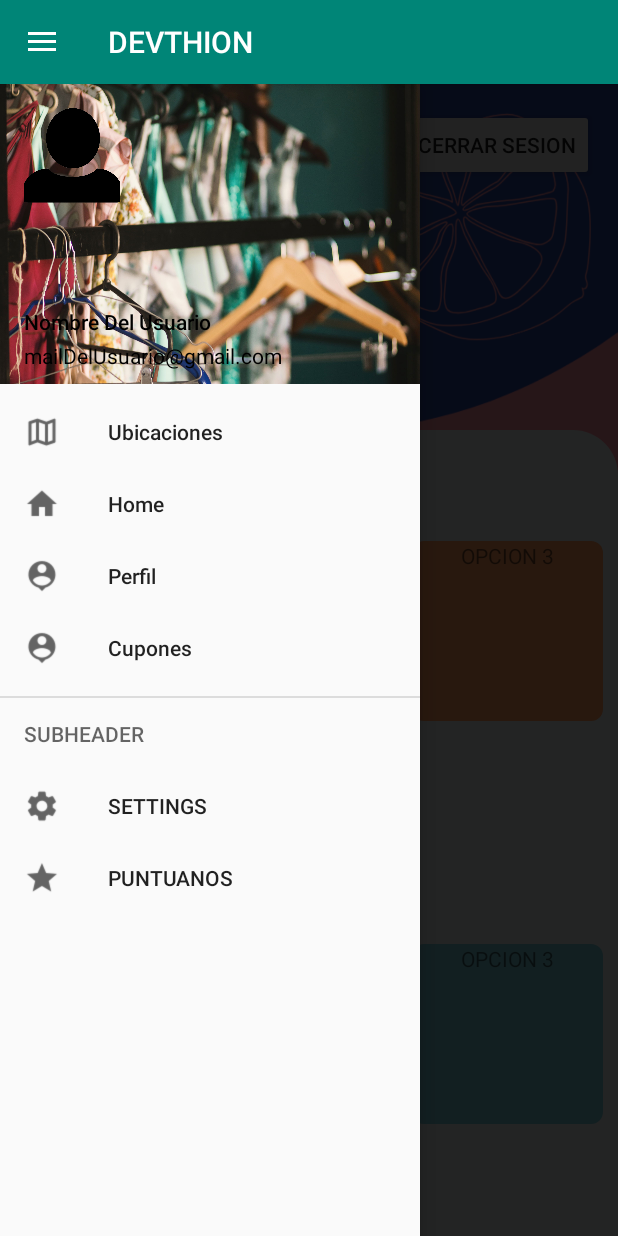
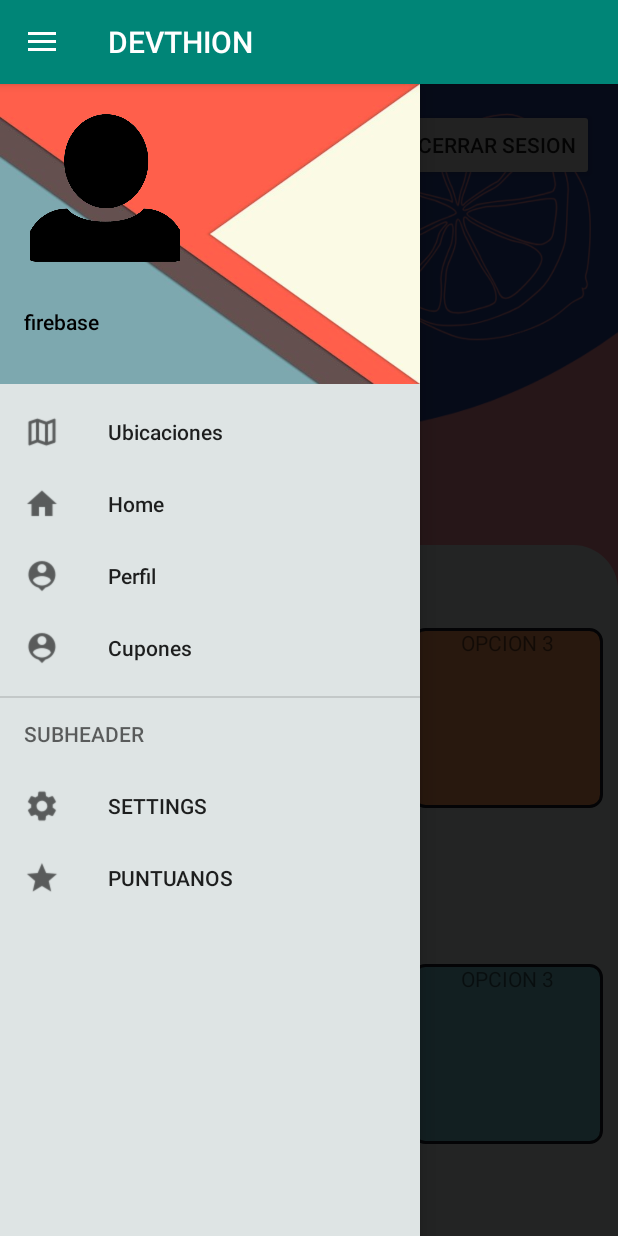
Before and after one commit to devthion/Aplicacion_showroom, an Android app: the screen it shows after launch once a user with an empty profile is signed in (MenuPrincipal), with the side drawer open, on a phone screen of 412 x 824 dp. Run offline under Robolectric (Android 15) with nearby library versions, the phone set to English and light mode, and no system bars; our stand-ins replace Firebase (no records; nobody signed in at launch, a user with empty details on screens opened directly), Picasso, navigation-ui; Roboto replaces fonts that are not available here.

Commit message:
Diseño del menu desplegable

```diff
--- a/app/src/main/java/com/devthion/myapplication/FragmentMenuPrincipal.java
+++ b/app/src/main/java/com/devthion/myapplication/FragmentMenuPrincipal.java
@@ -54,7 +54,7 @@ public class FragmentMenuPrincipal extends Fragment  {
 
 
         fondo_menu_principal.animate().translationY((float) (-h*0.65 )).setDuration(1000).setStartDelay(300);
-        textVMenu.animate().translationY(140).alpha(0).setDuration(1200).setStartDelay(280);
+        textVMenu.animate().translationY(140).alpha(0).setDuration(1200).setStartDelay(320);
         constraintLayout_menu.animate().alpha(1).setDuration(800).setStartDelay(300);
 
         btnCerrarSesion.setOnClickListener(new View.OnClickListener() {
--- a/app/src/main/java/com/devthion/myapplication/MenuPrincipal.java
+++ b/app/src/main/java/com/devthion/myapplication/MenuPrincipal.java
@@ -3,9 +3,12 @@ package com.devthion.myapplication;
 
 import android.os.Bundle;
 import android.view.MenuItem;
+import android.view.View;
 import android.view.animation.Animation;
 import android.view.animation.AnimationUtils;
 import android.widget.ImageView;
+import android.widget.TextView;
+import android.widget.Toast;
 
 import androidx.annotation.NonNull;
 import androidx.appcompat.app.AppCompatActivity;
@@ -17,12 +20,25 @@ import androidx.navigation.Navigation;
 import androidx.navigation.ui.NavigationUI;
 
 
+import com.devthion.myapplication.modelos.UploadFotoPerfil;
 import com.google.android.material.navigation.NavigationView;
+import com.google.firebase.auth.FirebaseAuth;
+import com.google.firebase.database.DataSnapshot;
+import com.google.firebase.database.DatabaseError;
+import com.google.firebase.database.DatabaseReference;
+import com.google.firebase.database.FirebaseDatabase;
+import com.google.firebase.database.ValueEventListener;
+import com.squareup.picasso.Picasso;
+
+import java.util.zip.Inflater;
 
 public class MenuPrincipal extends AppCompatActivity implements NavigationView.OnNavigationItemSelectedListener {
     private DrawerLayout drawerLayout;
     private NavigationView navigationView;
-
+    FirebaseAuth fAuth;
+    TextView textVNombreDeUsuario, textVMailDeUsuario;
+    ImageView imagenPerfil;
+    DatabaseReference databaseReference;
 
     @Override
     protected void onCreate(Bundle savedInstanceState) {
@@ -33,9 +49,53 @@ public class MenuPrincipal extends AppCompatActivity implements NavigationView.O
         navigationView = findViewById(R.id.nav_view);
         //drawerLayout.openDrawer(GravityCompat.START); //con esto abro el drawer, lo dejo para saber como se usa
 
+        //INSTANCIAMOS LA BD DATA PARA LAS FOTOS DE PERFIL EN FIREBASE
+        databaseReference = FirebaseDatabase.getInstance().getReference("fotos_perfil");
 
 
+        //INSTANCIAMOS LA BD DE AUTHENTICATION (ES LA BD DONDE ESTAN LOS DATOS DEL EMAIL)
+        fAuth = FirebaseAuth.getInstance();
+
+        //ACA OBTENEMOS EL ID DEL USUARIO DE LA BD AUTHENTICATION
+        String userName = fAuth.getCurrentUser().getProviderId();
+        final String userID = fAuth.getCurrentUser().getUid();
+        String userMail = fAuth.getCurrentUser().getEmail();
+
+
+
+        //DE ESTA MANERA ACCEDO DESDE EL NAV_VIEW AL HEADER_VIEW DEL CUAL OBTENGO LOS OBJETOS QUE DESEO MODIFICAR
+        navigationView = findViewById(R.id.nav_view);
+        View headerView = navigationView.getHeaderView(0);
+        textVNombreDeUsuario = headerView.findViewById(R.id.textV_nombre_usuario);
+        textVMailDeUsuario = headerView.findViewById(R.id.textV_mail_usuario);
+        imagenPerfil = headerView.findViewById(R.id.imagenPerfil);
+        textVMailDeUsuario.setText(userMail);
+        textVNombreDeUsuario.setText(userName);
+
+        //OBTENEMOS LA FOTO DE PERFIL
+
+        databaseReference.addValueEventListener(new ValueEventListener() {
+            @Override
+            public void onDataChange(@NonNull DataSnapshot dataSnapshot) {
+                for(DataSnapshot unaFoto : dataSnapshot.getChildren()){
+                    if(unaFoto.getKey().equals(userID)){
+                        UploadFotoPerfil uploadFotoPerfil = unaFoto.getValue(UploadFotoPerfil.class);
+                        Picasso.get().load(uploadFotoPerfil.getImageUrl()).fit().into(imagenPerfil);
+
+                    }
+
+                }
+            }
+
+            @Override
+            public void onCancelled(@NonNull DatabaseError databaseError) {
+                Toast.makeText(MenuPrincipal.this, databaseError.getMessage(), Toast.LENGTH_LONG).show();
+            }
+        });
+
         init();
+
+
 
 
     }
--- a/app/src/main/res/drawable/background_1.xml
+++ b/app/src/main/res/drawable/background_1.xml
@@ -2,5 +2,6 @@
 <shape xmlns:android="http://schemas.android.com/apk/res/android">
     <solid android:color="#4ED1C1"/>
     <corners android:radius="8dp"/>
+    <stroke android:color="#171c25" android:width="2dp"></stroke>
 
 </shape>
--- a/app/src/main/res/drawable/background_2.xml
+++ b/app/src/main/res/drawable/background_2.xml
@@ -3,4 +3,5 @@
 
     <solid android:color="#e74c3c"/>
     <corners android:radius="8dp"/>
+    <stroke android:color="#171c25" android:width="2dp"></stroke>
 </shape>
--- a/app/src/main/res/drawable/background_3.xml
+++ b/app/src/main/res/drawable/background_3.xml
@@ -3,4 +3,5 @@
 
     <solid android:color="#fa9658"/>
     <corners android:radius="8dp"/>
+    <stroke android:color="#171c25" android:width="2dp"></stroke>
 </shape>
--- a/app/src/main/res/drawable/background_4.xml
+++ b/app/src/main/res/drawable/background_4.xml
@@ -3,4 +3,5 @@
 
     <solid android:color="#816ea3"/>
     <corners android:radius="8dp"/>
+    <stroke android:color="#171c25" android:width="2dp"></stroke>
 </shape>
--- a/app/src/main/res/drawable/background_5.xml
+++ b/app/src/main/res/drawable/background_5.xml
@@ -2,5 +2,7 @@
 <shape xmlns:android="http://schemas.android.com/apk/res/android">
 
     <solid android:color="#558ad0"/>
+
     <corners android:radius="8dp"/>
+    <stroke android:color="#171c25" android:width="2dp"></stroke>
 </shape>
--- a/app/src/main/res/drawable/background_6.xml
+++ b/app/src/main/res/drawable/background_6.xml
@@ -3,4 +3,5 @@
 
     <solid android:color="#74c2cd"/>
     <corners android:radius="8dp"/>
+    <stroke android:color="#171c25" android:width="2dp"></stroke>
 </shape>
--- a/app/src/main/res/layout/fragment_fragment_menu_principal.xml
+++ b/app/src/main/res/layout/fragment_fragment_menu_principal.xml
@@ -76,7 +76,7 @@
             android:orientation="vertical"
             app:layout_constraintBottom_toBottomOf="parent"
             app:layout_constraintEnd_toEndOf="parent"
-            app:layout_constraintHeight_percent="0.7"
+            app:layout_constraintHeight_percent="0.6"
             app:layout_constraintHorizontal_bias="1.0"
             app:layout_constraintStart_toStartOf="parent"
             app:layout_constraintTop_toTopOf="parent"
@@ -143,7 +143,7 @@
                 </LinearLayout>
             </LinearLayout>
             <LinearLayout
-                android:paddingTop="26dp"
+                android:paddingTop="13dp"
                 android:paddingBottom="26dp"
                 android:layout_width="match_parent"
                 android:layout_height="match_parent"
--- a/app/src/main/res/layout/layout_menu_principal.xml
+++ b/app/src/main/res/layout/layout_menu_principal.xml
@@ -39,6 +39,7 @@
         android:id="@+id/nav_view"
         android:layout_width="wrap_content"
         android:layout_height="match_parent"
+        android:background="#dee4e4"
         android:layout_gravity="start"
         android:fitsSystemWindows="true"
         app:menu="@menu/drawer_view"
--- a/app/src/main/res/layout/layout_navigation_header.xml
+++ b/app/src/main/res/layout/layout_navigation_header.xml
@@ -12,10 +12,11 @@
         android:scaleType="centerCrop" />
 
     <ImageView
-        android:layout_width="64dp"
-        android:layout_height="64dp"
-        android:layout_marginLeft="16dp"
-        android:layout_marginTop="16dp"
+        android:id="@+id/imagenPerfil"
+        android:layout_width="100dp"
+        android:layout_height="100dp"
+        android:layout_marginLeft="20dp"
+        android:layout_marginTop="20dp"
         android:scaleType="centerCrop"
         android:src="@drawable/icono_usuario" />
 
@@ -42,14 +43,15 @@
             android:textAppearance="@style/TextAppearance.AppCompat.Body2" />
 
         <TextView
+            android:id="@+id/textV_mail_usuario"
             android:layout_width="match_parent"
             android:layout_height="wrap_content"
+            android:layout_gravity="center"
             android:layout_marginTop="3dp"
-            android:layout_gravity="center"
             android:gravity="center_vertical"
             android:text="mailDelUsuario@gmail.com"
-            android:textColor="#000000"
-            android:textAppearance="@style/TextAppearance.AppCompat.Body1" />
+            android:textAppearance="@style/TextAppearance.AppCompat.Body1"
+            android:textColor="#000000" />
 
     </LinearLayout>
 
--- a/app/src/main/res/values/strings.xml
+++ b/app/src/main/res/values/strings.xml
@@ -1,5 +1,6 @@
 <resources>
     <string name="app_name">My Application</string>
+    <string name="nombre_usuario">""</string>
     <string name="textoPrueba">Aca va a ir informacion del showroom/local, pueden ir fotos, los horarios, promociones etc etc etc
     asdddddddddddddddddddddddddddddd
     asdas
--- a/app/src/main/res/values/styles.xml
+++ b/app/src/main/res/values/styles.xml
@@ -1,7 +1,7 @@
 <resources>
 
     <!-- Base application theme. -->
-    <style name="AppTheme" parent="Theme.AppCompat.Light.DarkActionBar">
+    <style name="AppTheme" parent="Theme.AppCompat.DayNight.DarkActionBar">
         <!-- Customize your theme here. -->
         <item name="colorPrimary">@color/colorPrimary</item>
         <item name="colorPrimaryDark">@color/colorPrimaryDark</item>
```
Also changed, not shown: app/src/main/res/drawable-v24/header_icon.jpg (added), app/src/main/res/drawable/header_icon.jpg (deleted).
